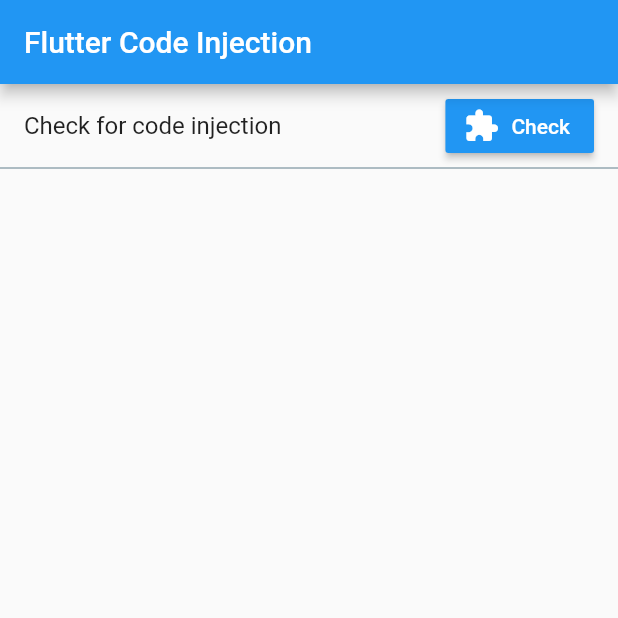
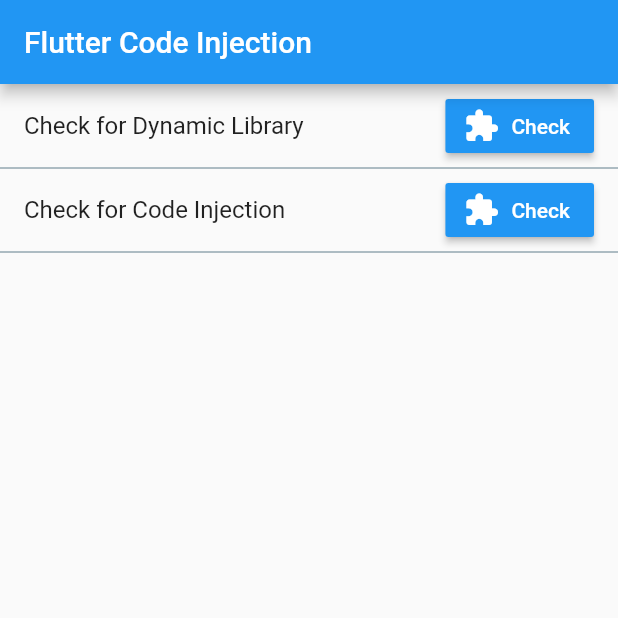
Before and after one commit to eyro-labs/flutter_code_injection, a Flutter app: the screen it shows after launch, on a phone screen of 412 x 824 dp, the top half of it. Run offline on Flutter 3.47's test engine with Material 2 defaults, Android fonts, the phone set to English and light mode, and no system bars.

Commit message:
update example to add check for dynamic library insertions

```diff
--- a/example/lib/main.dart
+++ b/example/lib/main.dart
@@ -13,11 +13,11 @@ class MyApp extends StatefulWidget {
 }
 
 class _MyAppState extends State<MyApp> {
-  FlutterCodeInjectionException error;
-  bool checking = false;
+  FlutterCodeInjectionException error, errorDynamicLibrary;
+  bool checking = false, checkingDynamicLibrary = false;
 
   // Platform messages are asynchronous, so we initialize in an async method.
-  Future<void> initPlatformState() async {
+  Future<void> checkCodeInjection() async {
     setState(() {
       error = null;
       checking = true;
@@ -46,19 +46,55 @@ class _MyAppState extends State<MyApp> {
     });
   }
 
+  Future<void> checkDynamicLibrary() async {
+    setState(() {
+      errorDynamicLibrary = null;
+      checkingDynamicLibrary = true;
+    });
+
+    try {
+      await Future.delayed(Duration(seconds: 2));
+      await flutterCodeInjection.checkDynamicLibrary();
+    } on FlutterCodeInjectionException catch (e) {
+      errorDynamicLibrary = e;
+    }
+
+    if (!mounted) return;
+
+    setState(() {
+      checkingDynamicLibrary = false;
+    });
+  }
+
   @override
   Widget build(BuildContext context) {
     int index = 1;
 
-    final tileHeader = ListTile(
-      title: Text('Check for code injection'),
+    final tileDynamicLibrary = ListTile(
+      title: Text('Check for Dynamic Library'),
+      subtitle: errorDynamicLibrary == null
+          ? checkingDynamicLibrary
+              ? Text('Checking...')
+              : null
+          : Text('Found ${errorDynamicLibrary.unListedLibraries.first}'),
+      trailing: RaisedButton.icon(
+        onPressed: checkingDynamicLibrary ? null : checkDynamicLibrary,
+        icon: Icon(Icons.extension),
+        label: Text('Check'),
+        color: Theme.of(context).primaryColor,
+        textColor: Colors.white,
+      ),
+    );
+
+    final tileCodeInjection = ListTile(
+      title: Text('Check for Code Injection'),
       subtitle: error == null
           ? checking
               ? Text('Checking...')
               : null
           : Text('Found ${error.unListedLibraries.length} unlisted libraries'),
       trailing: RaisedButton.icon(
-        onPressed: checking ? null : initPlatformState,
+        onPressed: checking ? null : checkCodeInjection,
         icon: Icon(Icons.extension),
         label: Text('Check'),
         color: Theme.of(context).primaryColor,
@@ -97,7 +133,9 @@ class _MyAppState extends State<MyApp> {
         ),
         body: ListView(
             children: [
-          tileHeader,
+          tileDynamicLibrary,
+          divider,
+          tileCodeInjection,
           divider,
         ]
               ..add(loading)
```
